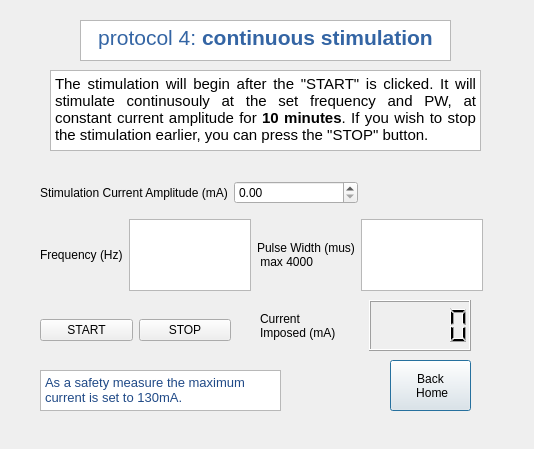
annasparapani/MScThesis_tSCS, file _Stimulation/stimulation_GUI/protocol4.ui: the form before one commit.
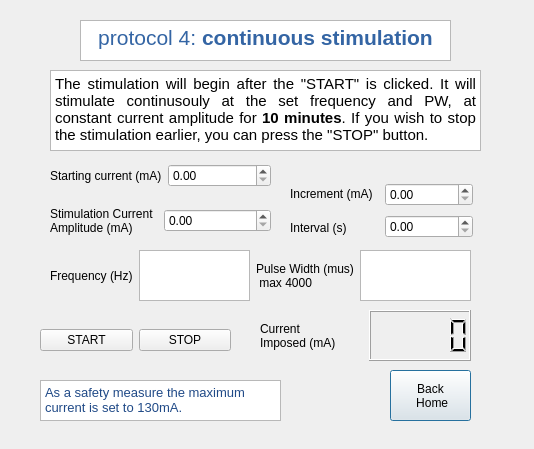
The form after the commit.

Commit message: added ramp in stimulation

The edit to the form file:
```diff
--- a/_Stimulation/stimulation_GUI/protocol4.ui
+++ b/_Stimulation/stimulation_GUI/protocol4.ui
@@ -34,7 +34,7 @@
    <property name="geometry">
     <rect>
      <x>390</x>
-     <y>360</y>
+     <y>370</y>
      <width>81</width>
      <height>51</height>
     </rect>
@@ -65,7 +65,7 @@
    <property name="geometry">
     <rect>
      <x>40</x>
-     <y>300</y>
+     <y>310</y>
      <width>191</width>
      <height>61</height>
     </rect>
@@ -91,7 +91,7 @@
    <property name="geometry">
     <rect>
      <x>40</x>
-     <y>370</y>
+     <y>380</y>
      <width>241</width>
      <height>41</height>
     </rect>
@@ -108,7 +108,7 @@
    <property name="geometry">
     <rect>
      <x>260</x>
-     <y>300</y>
+     <y>310</y>
      <width>211</width>
      <height>51</height>
     </rect>
@@ -130,10 +130,10 @@
   <widget class="QWidget" name="layoutWidget">
    <property name="geometry">
     <rect>
-     <x>40</x>
-     <y>219</y>
-     <width>443</width>
-     <height>72</height>
+     <x>50</x>
+     <y>250</y>
+     <width>421</width>
+     <height>51</height>
     </rect>
    </property>
    <layout class="QHBoxLayout" name="horizontalLayout_2">
@@ -163,17 +163,18 @@
   <widget class="QWidget" name="layoutWidget">
    <property name="geometry">
     <rect>
-     <x>40</x>
-     <y>179</y>
-     <width>318</width>
-     <height>28</height>
+     <x>50</x>
+     <y>200</y>
+     <width>221</width>
+     <height>41</height>
     </rect>
    </property>
    <layout class="QHBoxLayout" name="horizontalLayout_4">
     <item>
      <widget class="QLabel" name="Label_CurrentAmplitude">
       <property name="text">
-       <string>Stimulation Current Amplitude (mA)</string>
+       <string>Stimulation Current
+Amplitude (mA)</string>
       </property>
      </widget>
     </item>
@@ -182,6 +183,68 @@
     </item>
    </layout>
   </widget>
+  <widget class="QWidget" name="layoutWidget_2">
+   <property name="geometry">
+    <rect>
+     <x>50</x>
+     <y>160</y>
+     <width>221</width>
+     <height>31</height>
+    </rect>
+   </property>
+   <layout class="QHBoxLayout" name="horizontalLayout_6">
+    <item>
+     <widget class="QLabel" name="Label_startingCurrent">
+      <property name="text">
+       <string>Starting current (mA)</string>
+      </property>
+     </widget>
+    </item>
+    <item>
+     <widget class="QDoubleSpinBox" name="SpinBox_startingCurrent"/>
+    </item>
+   </layout>
+  </widget>
+  <widget class="QWidget" name="">
+   <property name="geometry">
+    <rect>
+     <x>290</x>
+     <y>180</y>
+     <width>183</width>
+     <height>62</height>
+    </rect>
+   </property>
+   <layout class="QHBoxLayout" name="horizontalLayout_5">
+    <item>
+     <layout class="QVBoxLayout" name="verticalLayout">
+      <item>
+       <widget class="QLabel" name="Label_CurrentIncrement">
+        <property name="text">
+         <string>Increment (mA)</string>
+        </property>
+       </widget>
+      </item>
+      <item>
+       <widget class="QLabel" name="Label_Interval">
+        <property name="text">
+         <string>Interval (s)</string>
+        </property>
+       </widget>
+      </item>
+     </layout>
+    </item>
+    <item>
+     <layout class="QVBoxLayout" name="verticalLayout_4">
+      <item>
+       <widget class="QDoubleSpinBox" name="SpinBox_CurrentIncrement"/>
+      </item>
+      <item>
+       <widget class="QDoubleSpinBox" name="SpinBox_Interval"/>
+      </item>
+     </layout>
+    </item>
+   </layout>
+  </widget>
  </widget>
  <resources/>
  <connections/>
```
The commit also changes 5 other files.
